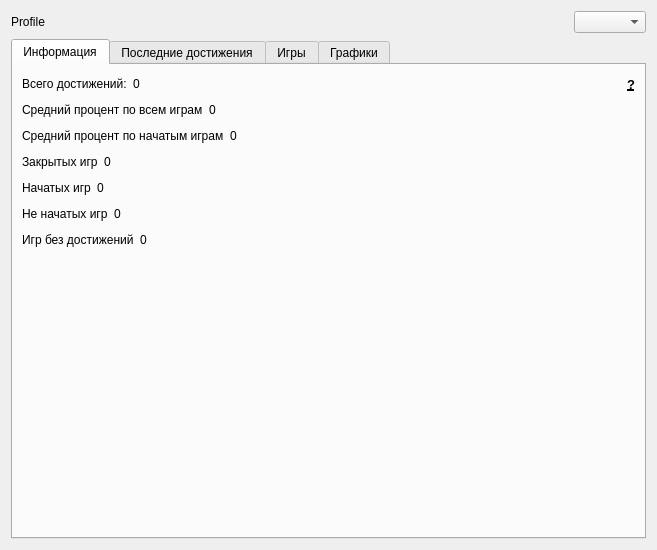
Before: the Qt Designer form AraSteamManager/forms/main/formstatistics.ui in Arankir/AraSteamManager, drawn with Qt 5.
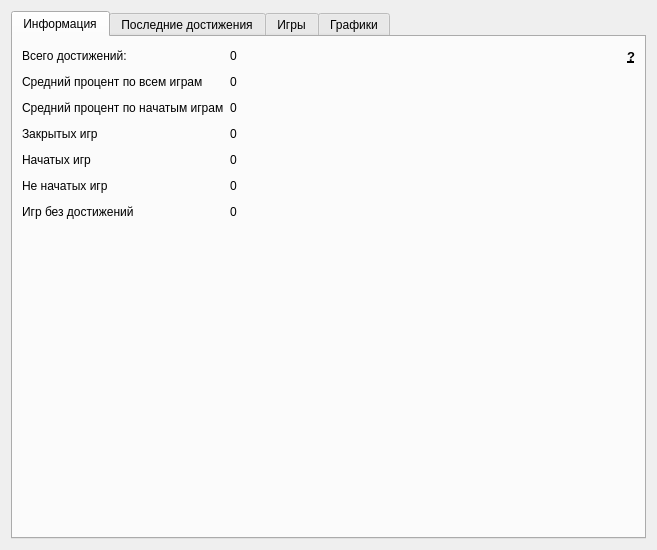
After: the same form once the commit is applied. The open tabs and pages were chosen to show the change. Custom widgets are drawn as their Qt base class.

The edit to the form file:
```diff
--- a/AraSteamManager/forms/main/formstatistics.ui
+++ b/AraSteamManager/forms/main/formstatistics.ui
@@ -14,46 +14,17 @@
    <string>Form</string>
   </property>
   <layout class="QVBoxLayout" name="verticalLayout">
-   <item>
-    <layout class="QHBoxLayout" name="horizontalLayout">
-     <item>
-      <widget class="QLabel" name="labelProfile">
-       <property name="text">
-        <string notr="true">Profile</string>
-       </property>
-      </widget>
-     </item>
-     <item>
-      <spacer name="horizontalSpacer_4">
-       <property name="orientation">
-        <enum>Qt::Horizontal</enum>
-       </property>
-       <property name="sizeHint" stdset="0">
-        <size>
-         <width>40</width>
-         <height>20</height>
-        </size>
-       </property>
-      </spacer>
-     </item>
-     <item>
-      <widget class="ComboBoxFriends" name="comboBoxCurrentProfile"/>
-     </item>
-    </layout>
-   </item>
    <item>
     <widget class="QTabWidget" name="tabWidget">
      <property name="currentIndex">
-      <number>1</number>
+      <number>3</number>
      </property>
      <widget class="QWidget" name="tab">
       <attribute name="title">
        <string>Информация</string>
       </attribute>
-      <layout class="QVBoxLayout" name="verticalLayout_2">
-       <item>
-        <layout class="QHBoxLayout" name="horizontalLayout_3">
-         <item>
+      <layout class="QFormLayout" name="formLayout">
+       <item row="0" column="0">
           <widget class="QLabel" name="labelSummColumn">
            <property name="sizePolicy">
             <sizepolicy hsizetype="Maximum" vsizetype="Preferred">
@@ -66,6 +37,8 @@
            </property>
           </widget>
          </item>
+       <item row="0" column="1">
+        <layout class="QHBoxLayout" name="horizontalLayout_3">
          <item>
           <widget class="LabelValue" name="labelSumAchievementsValue">
            <property name="sizePolicy">
@@ -111,7 +84,7 @@
             </font>
            </property>
            <property name="toolTip">
-            <string>&lt;html&gt;&lt;head/&gt;&lt;body&gt;&lt;p&gt;Статистика выводится по играм на аккаунте у которых есть достижения.&lt;br/&gt;Если суммарное количество достижений не совпадает с информацией стима, значит часть достижений получена с использованием семейного доступа&lt;/span&gt;&lt;/p&gt;&lt;/body&gt;&lt;/html&gt;</string>
+            <string>&lt;html&gt;&lt;head/&gt;&lt;body&gt;&lt;p&gt;Статистика выводится по играм на аккаунте у которых есть достижения.&lt;br/&gt;Если суммарное количество достижений не совпадает с информацией стима, значит часть достижений находится в играх не из вашей библиотеки (Например по семейному доступу или заработанные в бесплатные выходные)&lt;/span&gt;&lt;/p&gt;&lt;/body&gt;&lt;/html&gt;</string>
            </property>
            <property name="text">
             <string notr="true">?</string>
@@ -123,9 +96,7 @@
          </item>
         </layout>
        </item>
-       <item>
-        <layout class="QHBoxLayout" name="horizontalLayout_4">
-         <item>
+       <item row="1" column="0">
           <widget class="QLabel" name="labelAveragePercentValue">
            <property name="sizePolicy">
             <sizepolicy hsizetype="Maximum" vsizetype="Preferred">
@@ -138,6 +109,8 @@
            </property>
           </widget>
          </item>
+       <item row="1" column="1">
+        <layout class="QHBoxLayout" name="horizontalLayout_4">
          <item>
           <widget class="LabelValue" name="labelAverageAllGamesValue">
            <property name="sizePolicy">
@@ -169,9 +142,7 @@
          </item>
         </layout>
        </item>
-       <item>
-        <layout class="QHBoxLayout" name="horizontalLayout_5">
-         <item>
+       <item row="2" column="0">
           <widget class="QLabel" name="label_2">
            <property name="sizePolicy">
             <sizepolicy hsizetype="Maximum" vsizetype="Preferred">
@@ -184,6 +155,8 @@
            </property>
           </widget>
          </item>
+       <item row="2" column="1">
+        <layout class="QHBoxLayout" name="horizontalLayout_5">
          <item>
           <widget class="LabelValue" name="labelAverageStartedGamesValue">
            <property name="sizePolicy">
@@ -215,9 +188,7 @@
          </item>
         </layout>
        </item>
-       <item>
-        <layout class="QHBoxLayout" name="horizontalLayout_2">
-         <item>
+       <item row="3" column="0">
           <widget class="QLabel" name="label_4">
            <property name="sizePolicy">
             <sizepolicy hsizetype="Maximum" vsizetype="Preferred">
@@ -230,6 +201,8 @@
            </property>
           </widget>
          </item>
+       <item row="3" column="1">
+        <layout class="QHBoxLayout" name="horizontalLayout_2">
          <item>
           <widget class="LabelValue" name="labelCompletedGamesValue">
            <property name="sizePolicy">
@@ -261,9 +234,7 @@
          </item>
         </layout>
        </item>
-       <item>
-        <layout class="QHBoxLayout" name="horizontalLayout_6">
-         <item>
+       <item row="4" column="0">
           <widget class="QLabel" name="label_6">
            <property name="sizePolicy">
             <sizepolicy hsizetype="Maximum" vsizetype="Preferred">
@@ -276,6 +247,8 @@
            </property>
           </widget>
          </item>
+       <item row="4" column="1">
+        <layout class="QHBoxLayout" name="horizontalLayout_6">
          <item>
           <widget class="LabelValue" name="labelStartedGamesValue">
            <property name="sizePolicy">
@@ -307,9 +280,7 @@
          </item>
         </layout>
        </item>
-       <item>
-        <layout class="QHBoxLayout" name="horizontalLayout_7">
-         <item>
+       <item row="5" column="0">
           <widget class="QLabel" name="label_8">
            <property name="sizePolicy">
             <sizepolicy hsizetype="Maximum" vsizetype="Preferred">
@@ -322,6 +293,8 @@
            </property>
           </widget>
          </item>
+       <item row="5" column="1">
+        <layout class="QHBoxLayout" name="horizontalLayout_7">
          <item>
           <widget class="LabelValue" name="labelNotStartedGamesValue">
            <property name="sizePolicy">
@@ -353,9 +326,7 @@
          </item>
         </layout>
        </item>
-       <item>
-        <layout class="QHBoxLayout" name="horizontalLayout_8">
-         <item>
+       <item row="6" column="0">
           <widget class="QLabel" name="label_10">
            <property name="sizePolicy">
             <sizepolicy hsizetype="Maximum" vsizetype="Preferred">
@@ -368,6 +339,8 @@
            </property>
           </widget>
          </item>
+       <item row="6" column="1">
+        <layout class="QHBoxLayout" name="horizontalLayout_8">
          <item>
           <widget class="LabelValue" name="labelNoAchievementsGamesValue">
            <property name="sizePolicy">
@@ -399,7 +372,7 @@
          </item>
         </layout>
        </item>
-       <item>
+       <item row="7" column="0">
         <spacer name="verticalSpacer">
          <property name="orientation">
           <enum>Qt::Vertical</enum>
@@ -419,21 +392,23 @@
        <string>Последние достижения</string>
       </attribute>
       <layout class="QVBoxLayout" name="verticalLayout_6">
-       <item>
-        <widget class="QTableView" name="tableViewLastAchievements"/>
-       </item>
-       <item>
-        <spacer name="verticalSpacer_2">
-         <property name="orientation">
-          <enum>Qt::Vertical</enum>
-         </property>
-         <property name="sizeHint" stdset="0">
-          <size>
-           <width>20</width>
-           <height>40</height>
-          </size>
-         </property>
-        </spacer>
+       <property name="spacing">
+        <number>0</number>
+       </property>
+       <property name="leftMargin">
+        <number>0</number>
+       </property>
+       <property name="topMargin">
+        <number>0</number>
+       </property>
+       <property name="rightMargin">
+        <number>0</number>
+       </property>
+       <property name="bottomMargin">
+        <number>0</number>
+       </property>
+       <item>
+        <widget class="QGraphicsView" name="graphicsViewLastAchievements"/>
        </item>
       </layout>
      </widget>
@@ -441,9 +416,7 @@
       <attribute name="title">
        <string>Игры</string>
       </attribute>
-      <layout class="QVBoxLayout" name="verticalLayout_3">
-       <item>
-        <layout class="QHBoxLayout" name="horizontalLayoutPie">
+      <layout class="QVBoxLayout" name="verticalLayout_2">
          <item>
           <widget class="QChartView" name="ChartViewPercentages">
            <property name="sizePolicy">
@@ -460,15 +433,6 @@
            </property>
           </widget>
          </item>
-         <item>
-          <widget class="QTableView" name="TableViewGames">
-           <attribute name="horizontalHeaderStretchLastSection">
-            <bool>true</bool>
-           </attribute>
-          </widget>
-         </item>
-        </layout>
-       </item>
       </layout>
      </widget>
      <widget class="QWidget" name="tab_3">
@@ -506,10 +470,7 @@
             <widget class="QComboBox" name="comboBoxGraph"/>
            </item>
            <item>
-            <widget class="ComboBoxFriends" name="comboBoxGraphsFriends"/>
-           </item>
-           <item>
-            <widget class="QListWidget" name="listWidgetFriendsGraph"/>
+            <widget class="QListView" name="listViewFriendsGraph"/>
            </item>
           </layout>
          </widget>
@@ -532,11 +493,6 @@
    <extends>QGraphicsView</extends>
    <header>QtCharts/QtCharts</header>
   </customwidget>
-  <customwidget>
-   <class>ComboBoxFriends</class>
-   <extends>QComboBox</extends>
-   <header>subWidgets/comboBoxes/qcomboboxfriends.h</header>
-  </customwidget>
  </customwidgets>
  <resources/>
  <connections/>
```
Lines whose indentation alone changed are shown as unchanged.
